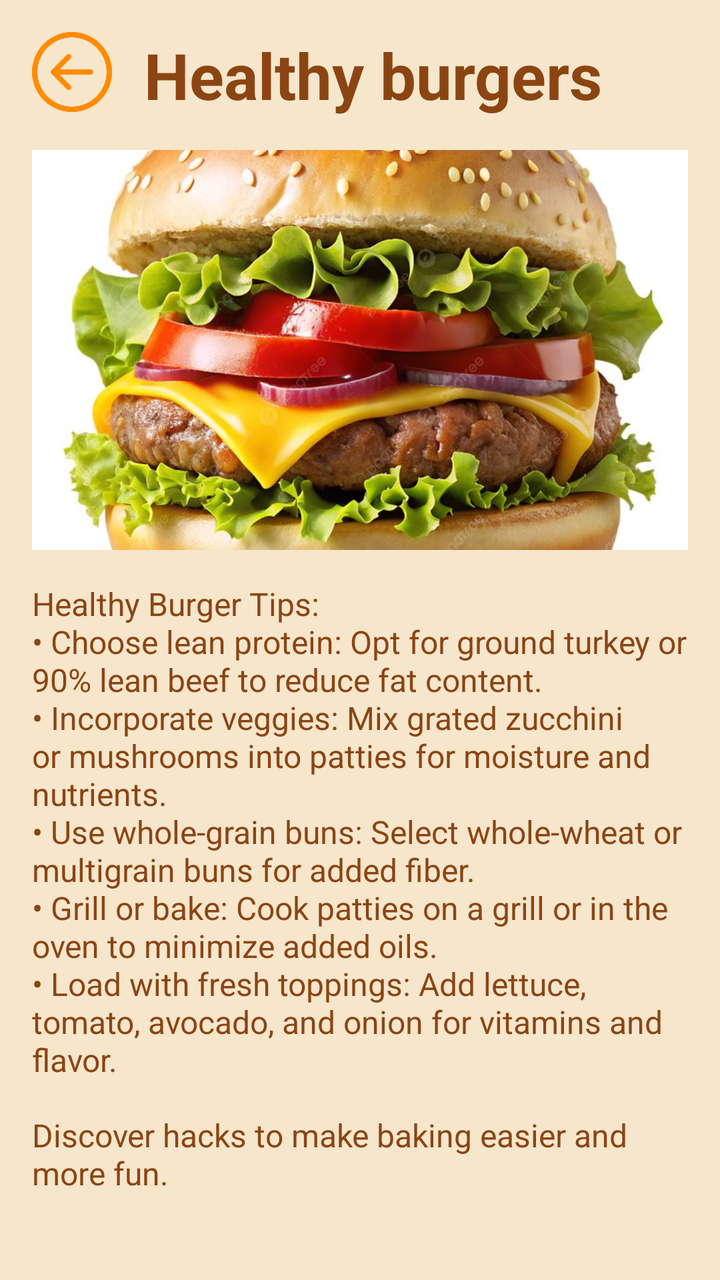
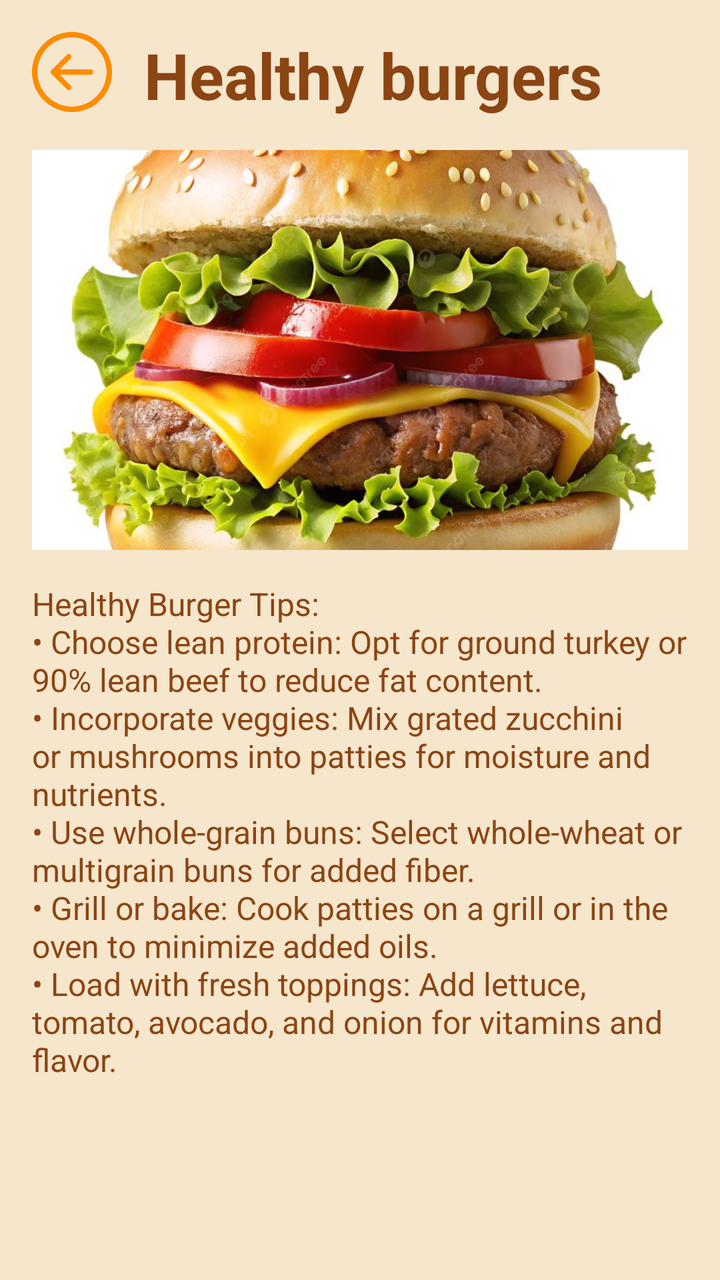

The first picture is an Android layout as it rendered before a commit; the second is the same layout after the commit. The layout source and the unified diff follow.
<!-- AndroidManifest.xml: application theme Theme.CookingMagic -->
<!-- res/layout/activity_tip_two.xml -->
<?xml version="1.0" encoding="utf-8"?>
<androidx.constraintlayout.widget.ConstraintLayout
    xmlns:android="http://schemas.android.com/apk/res/android"
    xmlns:app="http://schemas.android.com/apk/res-auto"
    xmlns:tools="http://schemas.android.com/tools"
    android:id="@+id/main"
    android:layout_width="match_parent"
    android:layout_height="match_parent"
    android:background="#F5E6CC"
    tools:context=".Activities.TipTwoActivity">

    
    <ImageView
        android:id="@+id/backButton"
        android:layout_width="40dp"
        android:layout_height="40dp"
        android:layout_marginStart="16dp"
        android:layout_marginTop="16dp"
        android:src="@drawable/back"
        android:contentDescription="Back"
        app:tint="#FF8C00"
        app:layout_constraintStart_toStartOf="parent"
        app:layout_constraintTop_toTopOf="parent" />

    
    <TextView
        android:id="@+id/tipTitleTextView"
        android:layout_width="0dp"
        android:layout_height="wrap_content"
        android:layout_marginStart="16dp"
        android:layout_marginTop="16dp"
        android:layout_marginEnd="16dp"
        android:text="Healthy burgers"
        android:textColor="#8B4513"
        android:textSize="32sp"
        android:textStyle="bold"
        android:maxLines="2"
        android:ellipsize="end"
        app:layout_constraintStart_toEndOf="@id/backButton"
        app:layout_constraintEnd_toEndOf="parent"
        app:layout_constraintTop_toTopOf="parent" />

    
    <ImageView
        android:id="@+id/tipImageView"
        android:layout_width="0dp"
        android:layout_height="200dp"
        android:layout_marginStart="16dp"
        android:layout_marginTop="16dp"
        android:layout_marginEnd="16dp"
        android:scaleType="centerCrop"
        android:src="@drawable/tip_two"
        android:contentDescription="Tip Image"
        app:layout_constraintStart_toStartOf="parent"
        app:layout_constraintEnd_toEndOf="parent"
        app:layout_constraintTop_toBottomOf="@id/tipTitleTextView" />

    
    <TextView
        android:id="@+id/bakingHacksTextView"
        android:layout_width="0dp"
        android:layout_height="wrap_content"
        android:layout_marginStart="16dp"
        android:layout_marginTop="16dp"
        android:layout_marginEnd="16dp"
        android:text="Healthy Burger Tips:\n• Choose lean protein: Opt for ground turkey or 90% lean beef to reduce fat content.\n• Incorporate veggies: Mix grated zucchini or mushrooms into patties for moisture and nutrients.\n• Use whole-grain buns: Select whole-wheat or multigrain buns for added fiber.\n• Grill or bake: Cook patties on a grill or in the oven to minimize added oils.\n• Load with fresh toppings: Add lettuce, tomato, avocado, and onion for vitamins and flavor."
        android:textColor="#8B4513"
        android:textSize="16sp"
        app:layout_constraintStart_toStartOf="parent"
        app:layout_constraintEnd_toEndOf="parent"
        app:layout_constraintTop_toBottomOf="@id/tipImageView" />
    
    <TextView
        android:id="@+id/tipDescriptionTextView"
        android:layout_width="0dp"
        android:layout_height="0dp"
        android:layout_marginStart="16dp"
        android:layout_marginTop="16dp"
        android:layout_marginEnd="16dp"
        android:layout_marginBottom="16dp"
        android:text="Discover hacks to make baking easier and more fun."
        android:textColor="#8B4513"
        android:textSize="16sp"
        app:layout_constraintStart_toStartOf="parent"
        app:layout_constraintEnd_toEndOf="parent"
        app:layout_constraintTop_toBottomOf="@id/bakingHacksTextView"
        app:layout_constraintBottom_toBottomOf="parent" />

</androidx.constraintlayout.widget.ConstraintLayout>
<!-- resources referenced by this layout -->
<resources>
  <!-- drawable back: png bitmap (drawable, 9906 bytes) -->
  <!-- drawable tip_two: jpg bitmap (drawable, 80293 bytes) -->
  <style name="Theme.CookingMagic" parent="Base.Theme.CookingMagic" />
  <style name="Base.Theme.CookingMagic" parent="Theme.Material3.DayNight.NoActionBar">
          
          
      </style>
</resources>

<!-- the commit's change to res/layout/activity_tip_two.xml (unified diff, before → after) -->
@@ -30,7 +30,7 @@
         android:layout_marginStart="16dp"
         android:layout_marginTop="16dp"
         android:layout_marginEnd="16dp"
-        android:text="Healthy burgers"
+        android:text="@string/healthy_burgers"
         android:textColor="#8B4513"
         android:textSize="32sp"
         android:textStyle="bold"
@@ -63,27 +63,12 @@
         android:layout_marginStart="16dp"
         android:layout_marginTop="16dp"
         android:layout_marginEnd="16dp"
-        android:text="Healthy Burger Tips:\n• Choose lean protein: Opt for ground turkey or 90% lean beef to reduce fat content.\n• Incorporate veggies: Mix grated zucchini or mushrooms into patties for moisture and nutrients.\n• Use whole-grain buns: Select whole-wheat or multigrain buns for added fiber.\n• Grill or bake: Cook patties on a grill or in the oven to minimize added oils.\n• Load with fresh toppings: Add lettuce, tomato, avocado, and onion for vitamins and flavor."
+        android:text="@string/healthy_burger_tips_n_choose_lean_protein_opt_for_ground_turkey_or_90_lean_beef_to_reduce_fat_content_n_incorporate_veggies_mix_grated_zucchini_or_mushrooms_into_patties_for_moisture_and_nutrients_n_use_whole_grain_buns_select_whole_wheat_or_multigrain_buns_for_added_fiber_n_grill_or_bake_cook_patties_on_a_grill_or_in_the_oven_to_minimize_added_oils_n_load_with_fresh_toppings_add_lettuce_tomato_avocado_and_onion_for_vitamins_and_flavor"
         android:textColor="#8B4513"
         android:textSize="16sp"
         app:layout_constraintStart_toStartOf="parent"
         app:layout_constraintEnd_toEndOf="parent"
         app:layout_constraintTop_toBottomOf="@id/tipImageView" />
     
-    <TextView
-        android:id="@+id/tipDescriptionTextView"
-        android:layout_width="0dp"
-        android:layout_height="0dp"
-        android:layout_marginStart="16dp"
-        android:layout_marginTop="16dp"
-        android:layout_marginEnd="16dp"
-        android:layout_marginBottom="16dp"
-        android:text="Discover hacks to make baking easier and more fun."
-        android:textColor="#8B4513"
-        android:textSize="16sp"
-        app:layout_constraintStart_toStartOf="parent"
-        app:layout_constraintEnd_toEndOf="parent"
-        app:layout_constraintTop_toBottomOf="@id/bakingHacksTextView"
-        app:layout_constraintBottom_toBottomOf="parent" />
 
 </androidx.constraintlayout.widget.ConstraintLayout>
<!-- resource entries referenced after the edit -->
@@ -2,6 +2,8 @@
 <resources>
   <!-- drawable back: png bitmap (drawable, 9906 bytes) -->
   <!-- drawable tip_two: jpg bitmap (drawable, 80293 bytes) -->
+  <string name="healthy_burger_tips_n_choose_lean_protein_opt_for_ground_turkey_or_90_lean_beef_to_reduce_fat_content_n_incorporate_veggies_mix_grated_zucchini_or_mushrooms_into_patties_for_moisture_and_nutrients_n_use_whole_grain_buns_select_whole_wheat_or_multigrain_buns_for_added_fiber_n_grill_or_bake_cook_patties_on_a_grill_or_in_the_oven_to_minimize_added_oils_n_load_with_fresh_toppings_add_lettuce_tomato_avocado_and_onion_for_vitamins_and_flavor">Healthy Burger Tips:\n• Choose lean protein: Opt for ground turkey or 90% lean beef to reduce fat content.\n• Incorporate veggies: Mix grated zucchini or mushrooms into patties for moisture and nutrients.\n• Use whole-grain buns: Select whole-wheat or multigrain buns for added fiber.\n• Grill or bake: Cook patties on a grill or in the oven to minimize added oils.\n• Load with fresh toppings: Add lettuce, tomato, avocado, and onion for vitamins and flavor.</string>
+  <string name="healthy_burgers">Healthy burgers</string>
   <style name="Theme.CookingMagic" parent="Base.Theme.CookingMagic" />
   <style name="Base.Theme.CookingMagic" parent="Theme.Material3.DayNight.NoActionBar">
           
